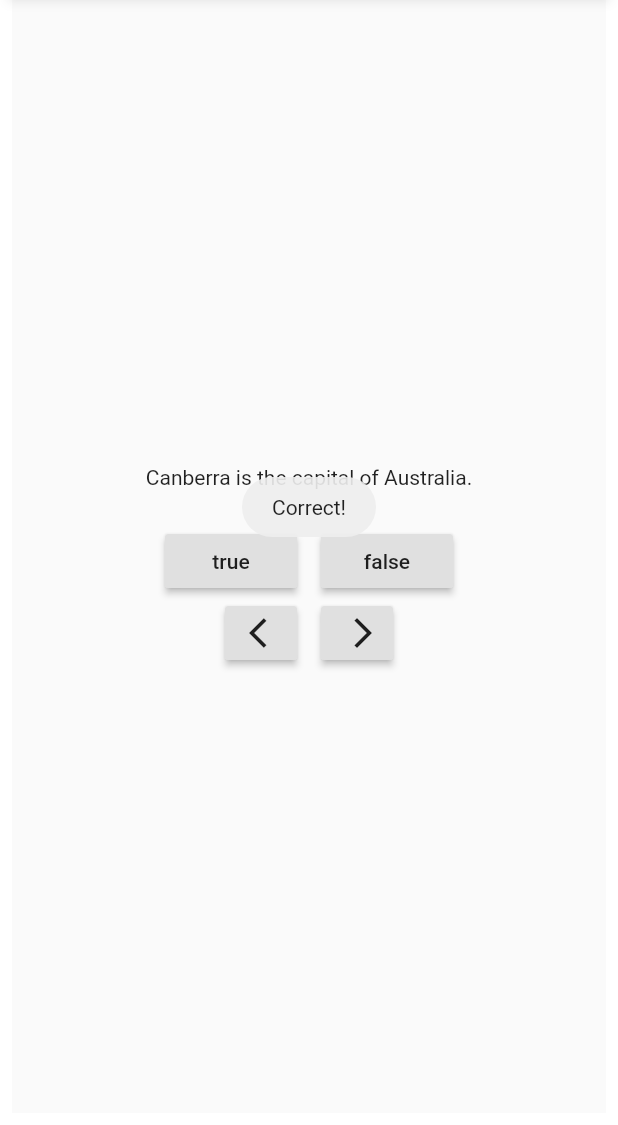
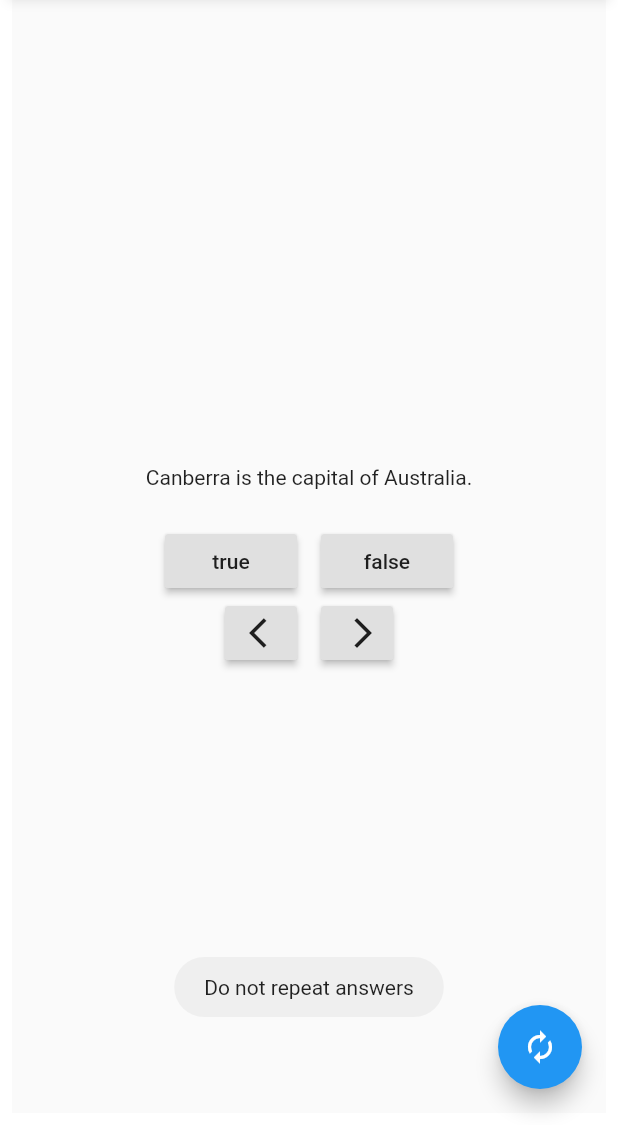
Before and after one commit to zhangyuwan0/FlutterProjs, a Flutter app: the screen it shows after launch, after a tap on "true", on a phone screen of 412 x 824 dp, the part 111-1236 px from its top. Run offline on Flutter 3.47's test engine with Material 2 defaults, Android fonts, the phone set to English and light mode, and no system bars; our stand-ins replace fluttertoast.

```diff
--- a/geoquiz/lib/main.dart
+++ b/geoquiz/lib/main.dart
@@ -1,3 +1,5 @@
+import 'dart:collection';
+
 import 'package:flutter/material.dart';
 import 'package:flutter_localizations/flutter_localizations.dart';
 import 'package:fluttertoast/fluttertoast.dart';
@@ -54,6 +56,9 @@ class _MyHomePageState extends State<MyHomePage> {
   int _curIndex = 0;
   Question _curQuestion;
 
+  Map<Question, bool> _answerQuestions = HashMap();
+  int _score = 0;
+
   @override
   void initState() {
     super.initState();
@@ -94,20 +99,50 @@ class _MyHomePageState extends State<MyHomePage> {
         onPressed: onPressed ??= null,
         child: Text(
           text,
-          style: Theme.of(context).textTheme.button,
+          style: Theme
+              .of(context)
+              .textTheme
+              .button,
         ));
   }
 
   Function _checkAnswer(bool answer) {
     return () {
       var isCorrect = _curQuestion.answerTrue == answer;
-      // 默认样式的Toast则gravity不生效？
+      bool isAnswered = _checkAlreadyAnswered(isCorrect);
+      bool isAlreadyComplete = _answerQuestions.length == _questions.length;
+      // 默认样式的Toast则gravity不生效？已经修复
       Fluttertoast.showToast(
-          msg: isCorrect ? 'Correct!' : 'Incorrect!',
+          msg: isAlreadyComplete
+              ? "Already completed.Your\'s score is $_score."
+              : isAnswered
+              ? 'Do not repeat answers'
+              : isCorrect ? 'Correct!' : 'Incorrect!',
           toastLength: Toast.LENGTH_SHORT,
           backgroundColor: null,
-          textColor: null,
-          gravity: ToastGravity.CENTER);
+          textColor: null);
+    };
+  }
+
+  bool _checkAlreadyAnswered(bool isCorrect) {
+    if (!_answerQuestions.containsKey(_curQuestion)) {
+      _answerQuestions[_curQuestion] = isCorrect;
+      _score += isCorrect ? 1 : 0;
+      return true;
+    }
+    return false;
+  }
+
+  Function _reset() {
+    return () {
+      setState(() {
+        _curIndex = 0;
+        _score = 0;
+        _answerQuestions.clear();
+        _curQuestion = _questions[_curIndex];
+      });
+
+      Fluttertoast.showToast(msg: "Reset Completed!");
     };
   }
 
@@ -135,7 +170,13 @@ class _MyHomePageState extends State<MyHomePage> {
             }
             return body;
           },
-        ));
+        ),
+        floatingActionButton: FloatingActionButton(
+          child: Icon(Icons.autorenew),
+          tooltip: "reset",
+          onPressed: _reset(),
+        ),
+    );
   }
 
   Widget _buildPortraitLayout() {
@@ -146,7 +187,10 @@ class _MyHomePageState extends State<MyHomePage> {
           GestureDetector(
               child: Padding(
                 padding: EdgeInsets.all(24),
-                child: Text(_curQuestion.text),
+                child: Text(
+                  _curQuestion.text,
+                  textAlign: TextAlign.center,
+                ),
               ),
               onTap: () {
                 _navigationQuestion(true);
@@ -169,7 +213,9 @@ class _MyHomePageState extends State<MyHomePage> {
             children: <Widget>[
               Container(
                   margin: EdgeInsets.fromLTRB(0, 0, 8, 0),
-                  width: EdgeInsets.all(24).horizontal,
+                  width: EdgeInsets
+                      .all(24)
+                      .horizontal,
                   child: RaisedButton(
                     onPressed: () {
                       _navigationQuestion(false);
@@ -178,7 +224,9 @@ class _MyHomePageState extends State<MyHomePage> {
                   )),
               Container(
                   margin: EdgeInsets.fromLTRB(8, 0, 0, 0),
-                  width: EdgeInsets.all(24).horizontal,
+                  width: EdgeInsets
+                      .all(24)
+                      .horizontal,
                   child: RaisedButton(
                     onPressed: () {
                       _navigationQuestion(true);
@@ -204,7 +252,10 @@ class _MyHomePageState extends State<MyHomePage> {
               GestureDetector(
                   child: Padding(
                     padding: EdgeInsets.all(24),
-                    child: Text(_curQuestion.text),
+                    child: Text(
+                      _curQuestion.text,
+                      textAlign: TextAlign.center,
+                    ),
                   ),
                   onTap: () {
                     _navigationQuestion(true);
@@ -215,12 +266,12 @@ class _MyHomePageState extends State<MyHomePage> {
                 children: <Widget>[
                   Container(
                       margin: EdgeInsets.fromLTRB(0, 0, 8, 0),
-                      child: _buildButton('true',
-                          onPressed: _checkAnswer(true))),
+                      child:
+                      _buildButton('true', onPressed: _checkAnswer(true))),
                   Container(
                       margin: EdgeInsets.fromLTRB(8, 0, 0, 0),
-                      child: _buildButton('false',
-                          onPressed: _checkAnswer(false)))
+                      child:
+                      _buildButton('false', onPressed: _checkAnswer(false)))
                 ],
               ),
             ],
@@ -231,7 +282,9 @@ class _MyHomePageState extends State<MyHomePage> {
           children: <Widget>[
             Container(
                 margin: EdgeInsets.fromLTRB(16, 0, 0, 16),
-                width: EdgeInsets.all(24).horizontal,
+                width: EdgeInsets
+                    .all(24)
+                    .horizontal,
                 child: RaisedButton(
                   onPressed: () {
                     _navigationQuestion(false);
@@ -240,7 +293,9 @@ class _MyHomePageState extends State<MyHomePage> {
                 )),
             Container(
                 margin: EdgeInsets.fromLTRB(0, 0, 16, 16),
-                width: EdgeInsets.all(24).horizontal,
+                width: EdgeInsets
+                    .all(24)
+                    .horizontal,
                 child: RaisedButton(
                   onPressed: () {
                     _navigationQuestion(true);
--- a/geoquiz/pubspec.yaml
+++ b/geoquiz/pubspec.yaml
@@ -24,7 +24,7 @@ dependencies:
   # Use with the CupertinoIcons class for iOS style icons.
   cupertino_icons: ^0.1.2
   # add this line to your dependencies
-  fluttertoast: ^3.1.1
+  fluttertoast: ^3.1.2
 
   flutter_localizations:
     sdk: flutter
```
Also changed, not shown: geoquiz/pubspec.lock.
